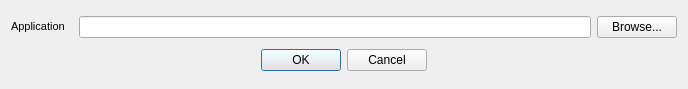
First picture: the form in forms/RunAppParametersDialog.ui, repository vlgalaev/run-application, before the edit.
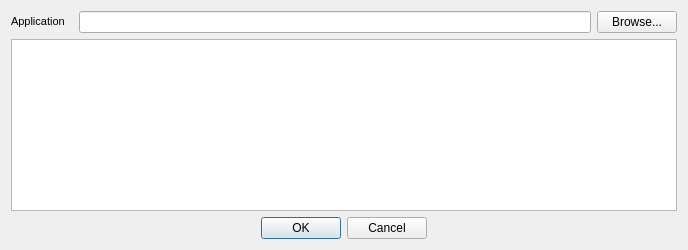
Second picture: the form after the edit.

Commit message:
Add passing the app params through the module GUI
Add GUI elements with syntax highlighting to pass app params by cmd
Add passing app params by cmd
Add some exit_code handling
Update .gitignore, README.md
Update python radexproAPI

TODO: make it crossplatform - use fork(), wait(), exec(), exit()

TODO: exceptions, error_code, exit_code handling

Patch:
```diff
--- a/forms/RunAppParametersDialog.ui
+++ b/forms/RunAppParametersDialog.ui
@@ -10,7 +10,7 @@
     <x>0</x>
     <y>0</y>
     <width>688</width>
-    <height>89</height>
+    <height>250</height>
    </rect>
   </property>
   <property name="sizePolicy">
@@ -28,7 +28,7 @@
   <property name="maximumSize">
    <size>
     <width>16777215</width>
-    <height>89</height>
+    <height>250</height>
    </size>
   </property>
   <property name="windowTitle">
@@ -98,6 +98,9 @@
      </item>
     </layout>
    </item>
+   <item>
+    <widget class="QPlainTextEdit" name="plainTextEdit_AppParams"/>
+   </item>
    <item>
     <layout class="QHBoxLayout" name="horizontalLayout_2">
      <item>
```
The commit also changes 13 other files.
